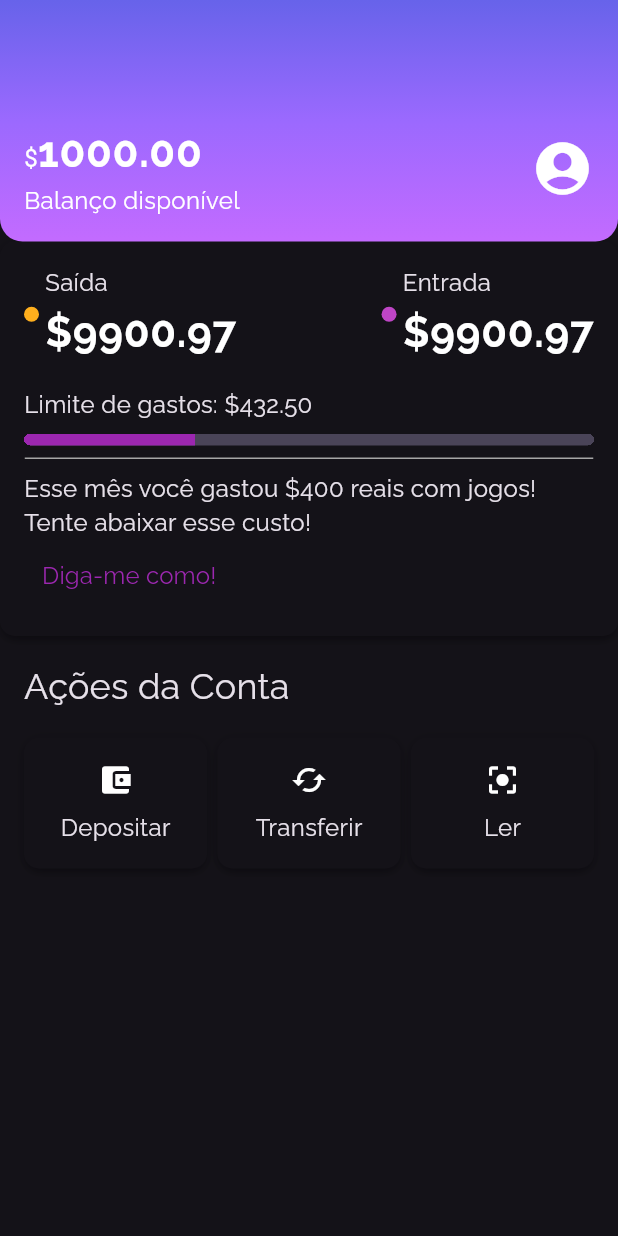
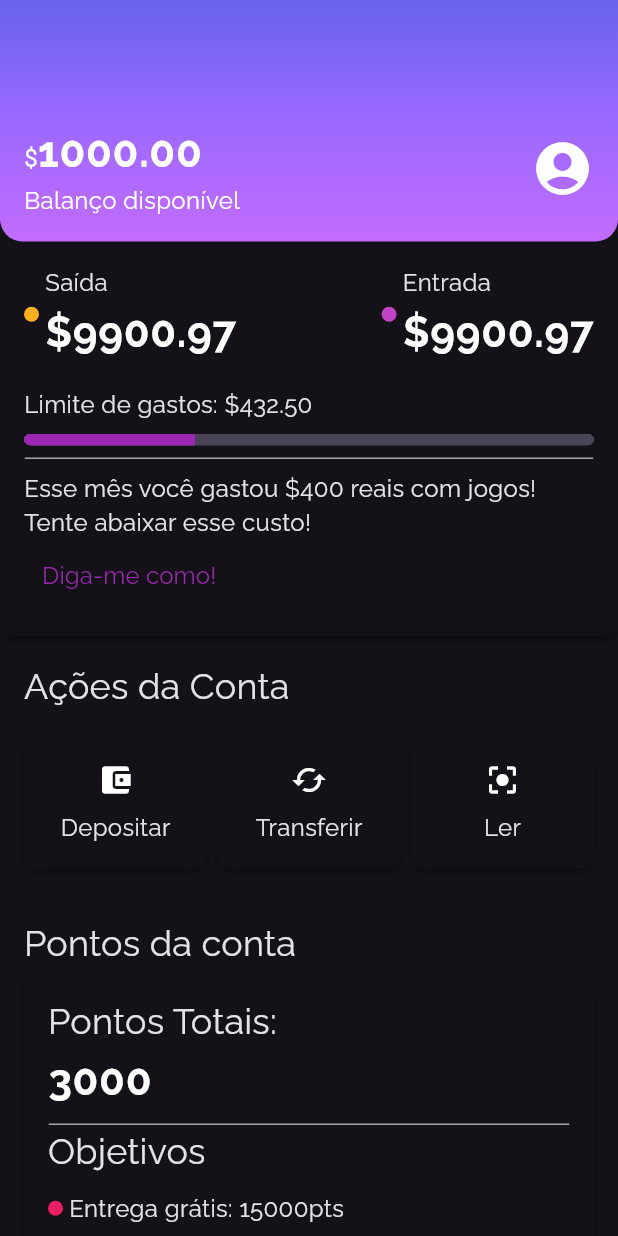
Before and after one commit to GiovanaJensen/alubankMobile, a Flutter app: the screen it shows after launch, on a phone screen of 412 x 824 dp. Run offline on Flutter 3.47's test engine with Material 3 defaults, Android fonts, the phone set to English and light mode, and no system bars.

Commit message:
add: account points section

```diff
--- /dev/null
+++ b/lib/components/sections/account_points.dart
@@ -0,0 +1,66 @@
+import 'package:alubank/components/box_card.dart';
+import 'package:alubank/components/color_dot.dart';
+import 'package:alubank/components/content_division.dart';
+import 'package:flutter/material.dart';
+
+class AccountPoints extends StatelessWidget {
+  const AccountPoints({super.key});
+
+  @override
+  Widget build(BuildContext context) {
+    return Padding(
+      padding: const EdgeInsets.all(16.0),
+      child: Column(
+        crossAxisAlignment: CrossAxisAlignment.start,
+        children: [
+          Text("Pontos da conta", style: Theme.of(context).textTheme.titleMedium,),
+          const BoxCard(boxContent: _AccountPointsContent())
+        ],
+      ),
+    );
+  }
+}
+
+class _AccountPointsContent extends StatelessWidget {
+  const _AccountPointsContent({super.key});
+
+  @override
+  Widget build(BuildContext context) {
+    return Column(
+      crossAxisAlignment: CrossAxisAlignment.start,
+      children: [
+        Text("Pontos Totais:", style: Theme.of(context).textTheme.titleMedium,),
+        Padding(
+          padding: const EdgeInsets.only(bottom: 8.0),
+          child: Text("3000", style: Theme.of(context).textTheme.bodyLarge,),
+        ),
+        const ContentDivision(),
+        Text("Objetivos", style: Theme.of(context).textTheme.titleMedium),
+        Padding(
+          padding: const EdgeInsets.symmetric(vertical: 8.0),
+          child: Row(
+            children: [
+              const Padding(
+                padding: EdgeInsets.only(right: 4.0),
+                child: ColorDot(color: Colors.pink),
+              ),
+              Text("Entrega grátis: 15000pts", style: Theme.of(context).textTheme.bodyMedium,)
+            ],
+          ),
+        ),
+        Padding(
+          padding: const EdgeInsets.symmetric(vertical: 8.0),
+          child: Row(
+            children: [
+              const Padding(
+                padding: EdgeInsets.only(right: 4.0),
+                child: ColorDot(color: Colors.blueAccent),
+              ),
+              Text("1 mês de streaming: 30000pts", style: Theme.of(context).textTheme.bodyMedium)
+            ],
+          ),
+        )
+      ],
+    );
+  }
+}
--- a/lib/screens/home.dart
+++ b/lib/screens/home.dart
@@ -1,19 +1,24 @@
 import 'package:alubank/components/sections/account_actions.dart';
+import 'package:alubank/components/sections/account_points.dart';
 import 'package:alubank/components/sections/header.dart';
 import 'package:alubank/components/sections/recent_activity.dart';
 import 'package:flutter/material.dart';
 
 class Home extends StatelessWidget {
-  const Home({super.key});
+  Home({super.key});
 
   @override
   Widget build(BuildContext context) {
-    return const Scaffold(body: Column(
-      children: <Widget>[
-        Header(),
-        RecentActivity(),
-        AccountActions(),
-      ],
+    return Scaffold(body: ListView(
+      children:
+      [Column(
+        children: <Widget>[
+          Header(),
+          RecentActivity(),
+          AccountActions(),
+          AccountPoints()
+        ],
+      ),]
     ),);
   }
 }
```
